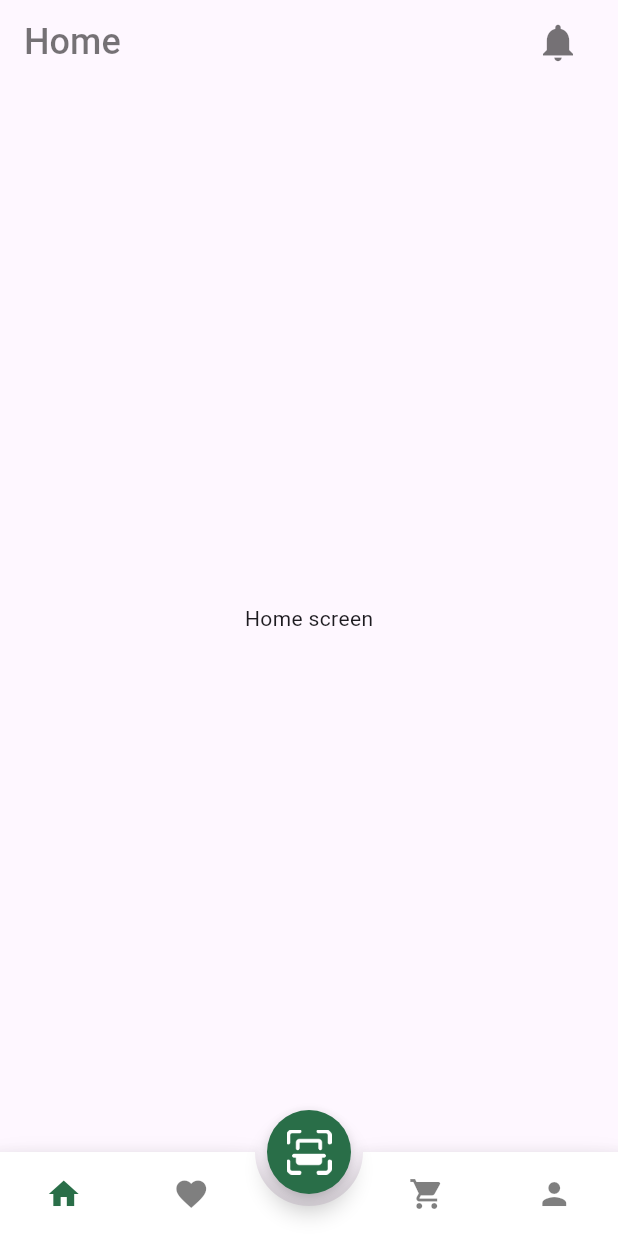
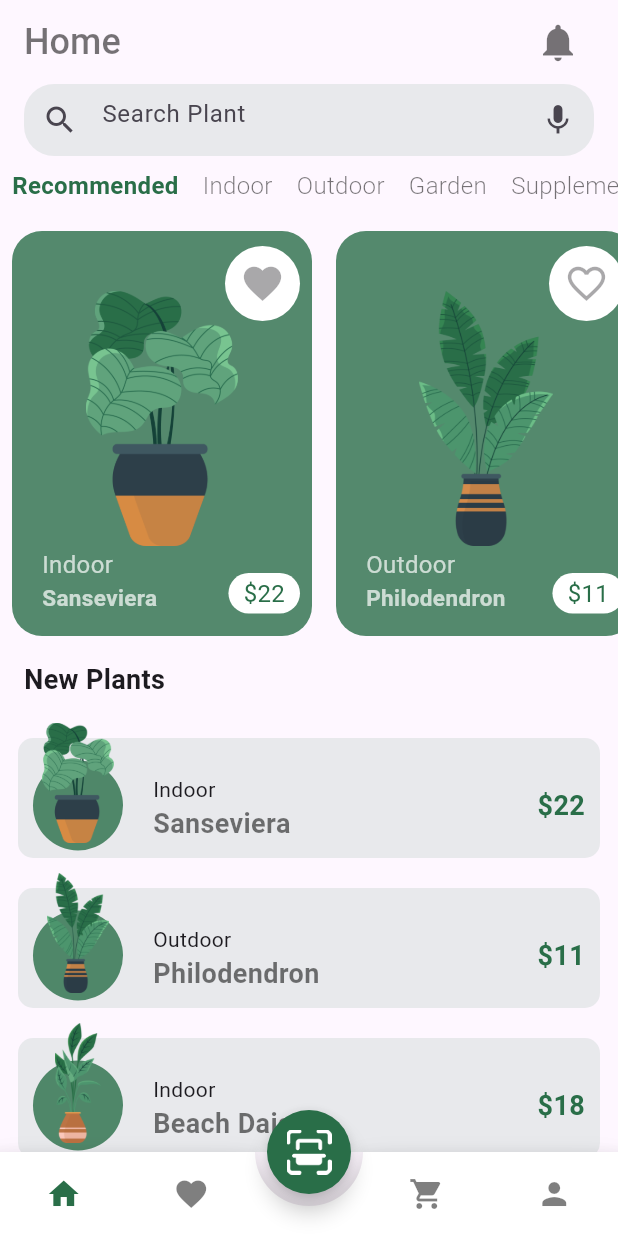
Before and after one commit to hayohtee/plant_app, a Flutter app: the screen it shows after launch, after a tap on the "arrow forward ios" icon, after a tap on "Skip", on a phone screen of 412 x 824 dp. Run offline on Flutter 3.47's test engine with Material 3 defaults, Android fonts, the phone set to English and light mode, and no system bars; drawn by our look-alikes of animated_bottom_navigation_bar; our stand-ins replace page_transition.

Commit message:
Create home_screen.dart

```diff
--- a/lib/ui/screen/home/home_screen.dart
+++ b/lib/ui/screen/home/home_screen.dart
@@ -1,13 +1,98 @@
 import 'package:flutter/material.dart';
+import 'package:plant_app/constants.dart';
+import 'package:plant_app/model/plant.dart';
+import 'package:plant_app/ui/screen/home/plant_item.dart';
+import 'package:plant_app/ui/screen/home/recommended_options.dart';
+import 'package:plant_app/ui/screen/home/recommended_plants.dart';
 
-class HomeScreen extends StatelessWidget {
+class HomeScreen extends StatefulWidget {
   const HomeScreen({super.key});
 
   @override
+  State<HomeScreen> createState() => _HomeScreenState();
+}
+
+class _HomeScreenState extends State<HomeScreen> {
+  final plantList = Plant.plantList;
+  final plantTypes = <String>[
+    'Recommended',
+    'Indoor',
+    'Outdoor',
+    'Garden',
+    'Supplement'
+  ];
+  int selectedIndex = 0;
+
+  @override
   Widget build(BuildContext context) {
-    return const Scaffold(
-      body: Center(
-        child: Text('Home screen'),
+    return Scaffold(
+      body: CustomScrollView(
+        slivers: [
+          SliverToBoxAdapter(
+            child: Padding(
+              padding: const EdgeInsets.symmetric(horizontal: 16),
+              child: DecoratedBox(
+                decoration: BoxDecoration(
+                  color: Constants.primaryColor.withOpacity(0.1),
+                  borderRadius: const BorderRadius.all(Radius.circular(20)),
+                ),
+                child: const TextField(
+                  showCursor: true,
+                  cursorColor: Constants.primaryColor,
+                  decoration: InputDecoration(
+                    prefixIcon: Icon(Icons.search),
+                    suffixIcon: Icon(Icons.mic),
+                    hintText: 'Search Plant',
+                    border: InputBorder.none,
+                    focusedBorder: InputBorder.none,
+                  ),
+                ),
+              ),
+            ),
+          ),
+          SliverToBoxAdapter(
+            child: SizedBox(
+              height: 50,
+              child: RecommendedOptions(
+                onSelect: (index) {
+                  setState(() {
+                    selectedIndex = index;
+                  });
+                },
+                options: plantTypes,
+                selectedIndex: selectedIndex,
+              ),
+            ),
+          ),
+          SliverToBoxAdapter(
+            child: SizedBox(
+              height: 270,
+              child: RecommendedPlants(plants: plantList),
+            ),
+          ),
+          const SliverPadding(
+            padding: EdgeInsets.all(16),
+            sliver: SliverToBoxAdapter(
+              child: Text(
+                'New Plants',
+                style: TextStyle(
+                  fontWeight: FontWeight.bold,
+                  fontSize: 18,
+                ),
+              ),
+            ),
+          ),
+          SliverPadding(
+            padding: const EdgeInsets.symmetric(horizontal: 12),
+            sliver: SliverList.builder(
+              itemCount: plantList.length,
+              itemBuilder: (context, index) {
+                final currentPlant = plantList[index];
+                return PlantItem(plant: currentPlant);
+              },
+            ),
+          )
+        ],
       ),
     );
   }
```
